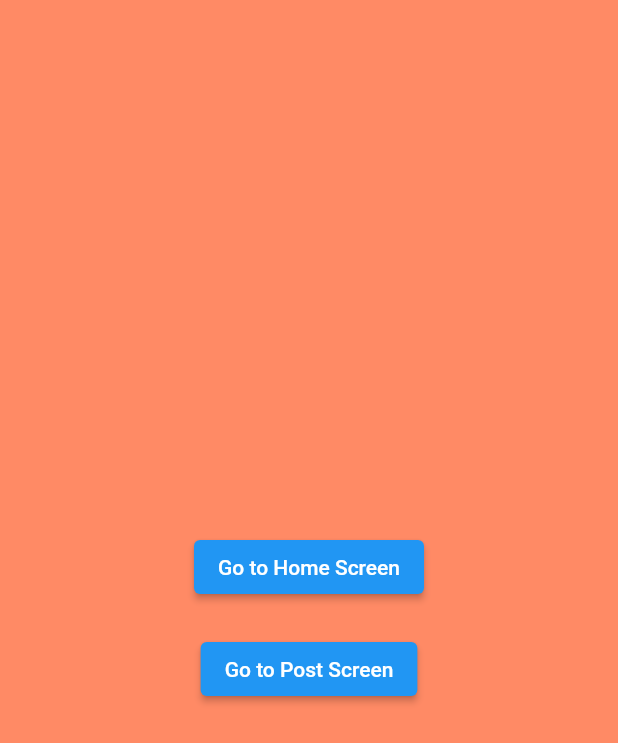
After one commit to pic123123/mood_tracker, a Flutter app: the TestScreen screen opened directly, after a tap on "Go to Post Screen", on a phone screen of 412 x 824 dp. The commit adds this screen. Shown: the top 743 px of the screen. Run offline on Flutter 3.47's test engine with Material 2 defaults, Android fonts, the phone set to English and light mode, and no system bars; our stand-ins replace cloud_firestore, firebase_auth, firebase_core, firebase_storage, flutter_riverpod, font_awesome_flutter and 2 more; accounts and stored records are empty; network calls fail.

Commit message:
그만하자

```diff
--- a/lib/navigation/main_navigation.dart
+++ b/lib/navigation/main_navigation.dart
@@ -3,6 +3,7 @@ import 'package:flutter/material.dart';
 import 'package:font_awesome_flutter/font_awesome_flutter.dart';
 import 'package:go_router/go_router.dart';
 import 'package:mood_tracker/navigation/post/post_screen.dart';
+import 'package:mood_tracker/navigation/test_screen.dart';
 
 import '../common/constants/sizes.dart';
 import '../common/utils/util.dart';
@@ -11,6 +12,7 @@ import 'nav_tab.dart';
 
 class MainNavigationScreen extends StatefulWidget {
   final String tab;
+
   const MainNavigationScreen({
     super.key,
     required this.tab,
@@ -21,10 +23,9 @@ class MainNavigationScreen extends StatefulWidget {
 }
 
 class _MainNavigationScreenState extends State<MainNavigationScreen> {
-  final List<String> _tabs = ["home", "post"];
+  final List<String> _tabs = ["home", "post", "test"];
 
-  ///시작 페이지
-  late int _selectedIndex = 0;
+  late int _selectedIndex = _tabs.indexOf(widget.tab);
 
   void _onTap(int index) {
     context.go("/${_tabs[index]}");
@@ -70,10 +71,10 @@ class _MainNavigationScreenState extends State<MainNavigationScreen> {
             offstage: _selectedIndex != 1,
             child: const PostScreen(),
           ),
-          // Offstage(
-          //   offstage: _selectedIndex != 2,
-          //   child: const HomeScreen(),
-          // ),
+          Offstage(
+            offstage: _selectedIndex != 2,
+            child: const TestScreen(),
+          ),
           // Offstage(
           //   offstage: _selectedIndex != 3,
           //   child: const HomeScreen(),
@@ -118,6 +119,14 @@ class _MainNavigationScreenState extends State<MainNavigationScreen> {
                 onTap: () => _onTap(1),
                 selectedIndex: _selectedIndex,
               ),
+              // NavTab(
+              //   text: "Test",
+              //   isSelected: _selectedIndex == 2,
+              //   icon: FontAwesomeIcons.penToSquare,
+              //   selectedIcon: FontAwesomeIcons.solidPenToSquare,
+              //   onTap: () => _onTap(2),
+              //   selectedIndex: _selectedIndex,
+              // ),
             ],
           ),
         ),
--- a/lib/navigation/post/post_repository.dart
+++ b/lib/navigation/post/post_repository.dart
@@ -9,14 +9,15 @@ class PostRepository {
   final FirebaseFirestore _db = FirebaseFirestore.instance;
 
   ///Firebase 데이터베이스 내 "posts" 경로에 게시글을 업로드 합니다.
-  Future<void> uploadPost(PostModel post, String uid) async {
-    await _db.collection("posts").doc(uid).set(
+  Future<void> uploadPost(PostModel post) async {
+    await _db.collection("posts").add(
           post.toJson(),
         );
   }
 
   ///Firebase 데이터베이스 내 "posts" 경로에 모든 게시글을 가져옵니다.
   Future<QuerySnapshot<Map<String, dynamic>>> getAllPosts() {
+    //최신순으로 표기하기 위해 내림차순
     final query = _db.collection("posts");
     return query.get();
   }
--- /dev/null
+++ b/lib/navigation/test_screen.dart
@@ -0,0 +1,45 @@
+import 'package:flutter/material.dart';
+import 'package:go_router/go_router.dart';
+import 'package:mood_tracker/navigation/main_navigation.dart';
+
+class TestScreen extends StatefulWidget {
+  const TestScreen({Key? key}) : super(key: key);
+
+  @override
+  State<TestScreen> createState() => _TestScreenState();
+}
+
+class _TestScreenState extends State<TestScreen> {
+  void _test(BuildContext context) {
+    Navigator.push(
+      context,
+      MaterialPageRoute(
+        builder: (context) => const MainNavigationScreen(tab: 'home'),
+      ),
+    );
+  }
+
+  @override
+  Widget build(BuildContext context) {
+    return SafeArea(
+      child: Scaffold(
+        body: Center(
+          child: Column(
+            mainAxisAlignment: MainAxisAlignment.center,
+            children: <Widget>[
+              ElevatedButton(
+                onPressed: () => _test(context),
+                child: const Text('Go to Home Screen'),
+              ),
+              const SizedBox(height: 20), // Add some space between the buttons
+              ElevatedButton(
+                onPressed: () => context.go('/post'),
+                child: const Text('Go to Post Screen'),
+              ),
+            ],
+          ),
+        ),
+      ),
+    );
+  }
+}
--- a/lib/router.dart
+++ b/lib/router.dart
@@ -21,7 +21,7 @@ class Routes {
   static const String tutorialName = 'tutorial';
 
   ///mainnavigation
-  static const String mainNavigationURL = '/:tab(home|post)';
+  static const String mainNavigationURL = '/:tab(home|post|test)';
   static const String mainNavigationName = 'mainNavigation';
 }
 
@@ -38,6 +38,11 @@ final routerProvider = Provider(
           }
         }
         return null;
+      },
+      routes: [
+        ShellRoute(
+          builder: (context, state, child) {
+            return child;
           },
           routes: [
             GoRoute(
@@ -64,6 +69,8 @@ final routerProvider = Provider(
               },
             ),
           ],
+        ),
+      ],
     );
   },
 );
```
Also changed, not shown: lib/navigation/post/post_model.dart (+7 -2 lines), lib/navigation/post/post_screen.dart (+18 -1 lines), lib/navigation/post/post_view_model.dart (+21 -9 lines). Lines whose indentation alone changed are shown as unchanged.
